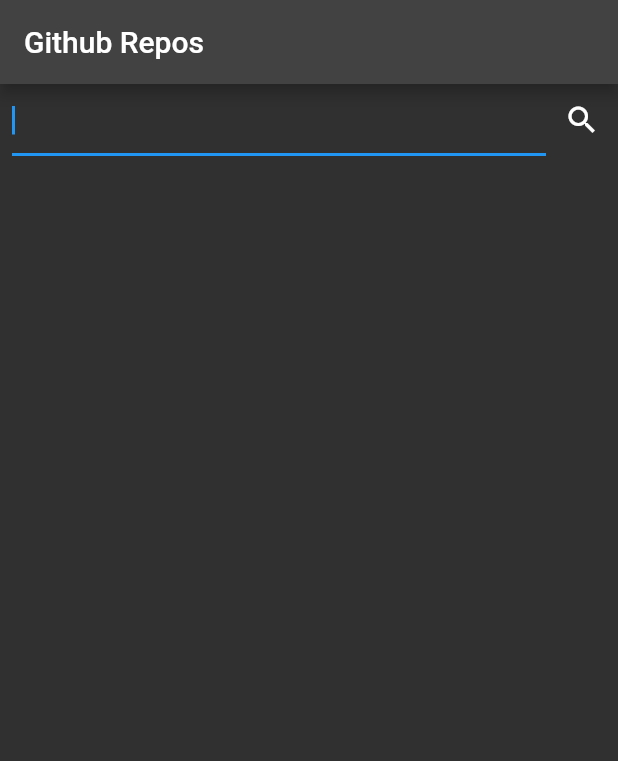
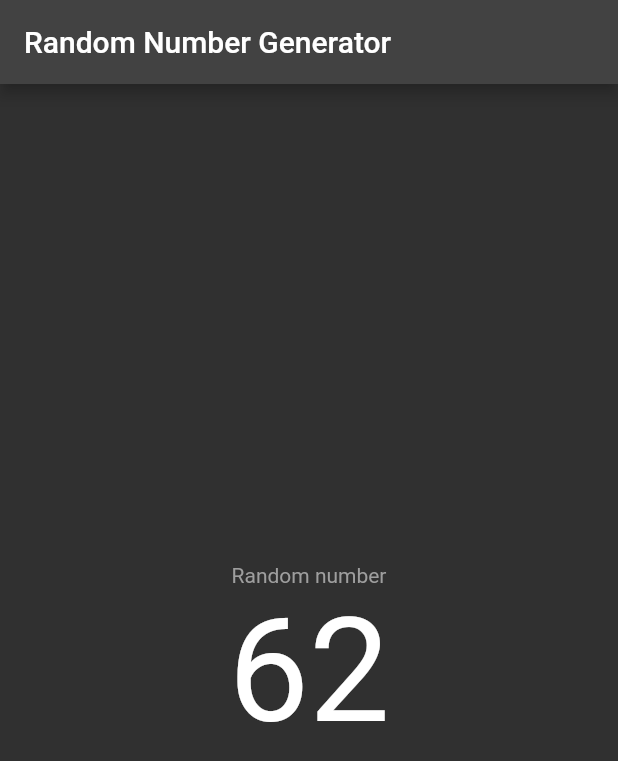
Before and after one commit to kevalsimform/mobx_examples, a Flutter app: the screen it shows after launch, on a phone screen of 412 x 824 dp. Shown: the top 761 px of the screen. Run offline on Flutter 3.47's test engine with Material 2 defaults, Android fonts, the phone set to English and light mode, and no system bars; our stand-ins replace connectivity, flutter_mobx, mobx; missing offline and left inert: github; generated files the repository leaves out were written again.

Commit message:
initial commit

```diff
--- a/lib/form/form_store.dart
+++ b/lib/form/form_store.dart
@@ -31,13 +31,18 @@
   void setupValidations() {
     _disposers = [
       reaction((_) => name, validateUsername),
+      reaction((_) => usernameCheck, (value){
+        print(value.status);
+      }),
       reaction((_) => email, validateEmail),
       reaction((_) => password, validatePassword)
     ];
   }
 
+
   @action
   Future validateUsername(String value) async {
+
     if (value.isEmpty) {
       error.username = 'Cannot be blank';
       return;
--- a/lib/main.dart
+++ b/lib/main.dart
@@ -1,5 +1,6 @@
 import 'package:flutter/material.dart';
 import 'package:mobx_examples/counter/counter_widget.dart';
+import 'package:mobx_examples/random_stream/random_stream_widget.dart';
 import 'package:mobx_examples/todo/todo_widget.dart';
 
 import 'connectivity/connectivity_store.dart';
@@ -22,7 +23,7 @@
       title: 'MobX',
       debugShowCheckedModeBanner: false,
       theme: ThemeData.dark(),
-      home:  GithubExample(),
+      home:  RandomNumberExample(),
     );
   }
 }
--- /dev/null
+++ b/lib/random_stream/random_stream_store.dart
@@ -0,0 +1,35 @@
+import 'dart:async';
+import 'dart:math';
+
+import 'package:mobx/mobx.dart';
+
+part 'random_stream_store.g.dart';
+
+// ignore: library_private_types_in_public_api
+class RandomStore = _RandomStore with _$RandomStore;
+
+abstract class _RandomStore with Store {
+
+  _RandomStore() {
+    _streamController = StreamController<int>();
+
+    _timer = Timer.periodic(const Duration(seconds: 1),
+            (_) => _streamController.add(_random.nextInt(100)));
+
+    randomStream = ObservableStream(_streamController.stream);
+  }
+
+  late final Timer _timer;
+
+  final _random = Random();
+
+  late final StreamController<int> _streamController;
+
+  late final ObservableStream<int?> randomStream;
+
+  // ignore: avoid_void_async
+  void dispose() async {
+    _timer.cancel();
+    await _streamController.close();
+  }
+}
--- /dev/null
+++ b/lib/random_stream/random_stream_widget.dart
@@ -0,0 +1,61 @@
+import 'package:flutter/material.dart';
+import 'package:flutter_mobx/flutter_mobx.dart';
+import 'package:mobx_examples/random_stream/random_stream_store.dart';
+
+class RandomNumberExample extends StatefulWidget {
+  const RandomNumberExample({Key? key}) : super(key: key);
+
+  @override
+  State<RandomNumberExample> createState() => _RandomNumberExampleState();
+}
+
+class _RandomNumberExampleState extends State<RandomNumberExample> {
+
+  final RandomStore store = RandomStore();
+
+ Stream getStream(){
+   return Stream.periodic(const Duration(seconds: 5),(computationCount) => computationCount,).take(5);
+  }
+
+  @override
+  Widget build(BuildContext context) {
+    return Scaffold(
+      appBar: AppBar(
+        title: const Text('Random Number Generator'),
+      ),
+      body: Center(
+        child: Column(
+          mainAxisAlignment: MainAxisAlignment.center,
+          children: <Widget>[
+            const Text(
+              'Random number',
+              style: TextStyle(color: Colors.grey),
+            ),
+            // StreamBuilder(
+            // stream: getStream(),
+            //   builder: (context, snapshot) {
+            //   print('${snapshot.connectionState} ${snapshot.data} ${snapshot.hasData}');
+            //    return Text(snapshot.data.toString(),style: TextStyle(fontSize: 40),);
+            //   },
+            // ),
+            Observer(
+              builder: (_) {
+                final value = store.randomStream.value;
+                print('${store.randomStream.data}');
+                return Text(
+                  '${value ?? '---'}',
+                  style: const TextStyle(fontSize: 96),
+                );
+              },
+            ),
+          ],
+        ),
+      ));
+  }
+
+  @override
+  void dispose() {
+    store.dispose();
+    super.dispose();
+  }
+}
--- a/lib/todo/todo_store.dart
+++ b/lib/todo/todo_store.dart
@@ -25,6 +25,7 @@
   _Todo(this.title);
 
 }
+
 
 class TodoStore = _TodoStore with _$TodoStore;
 
```
